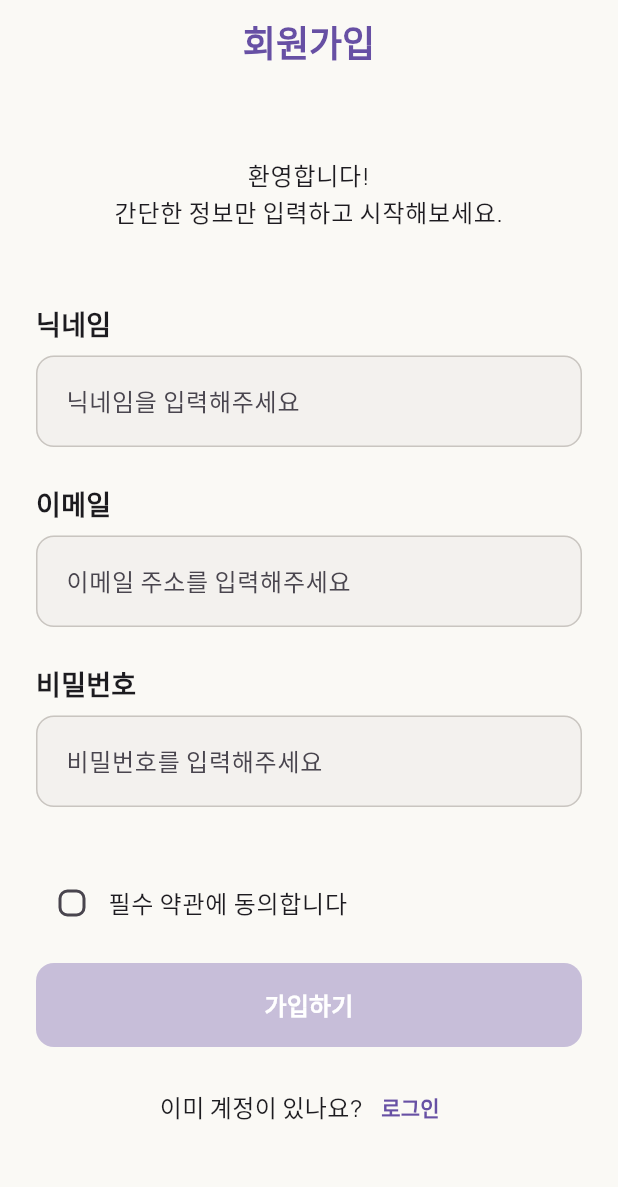
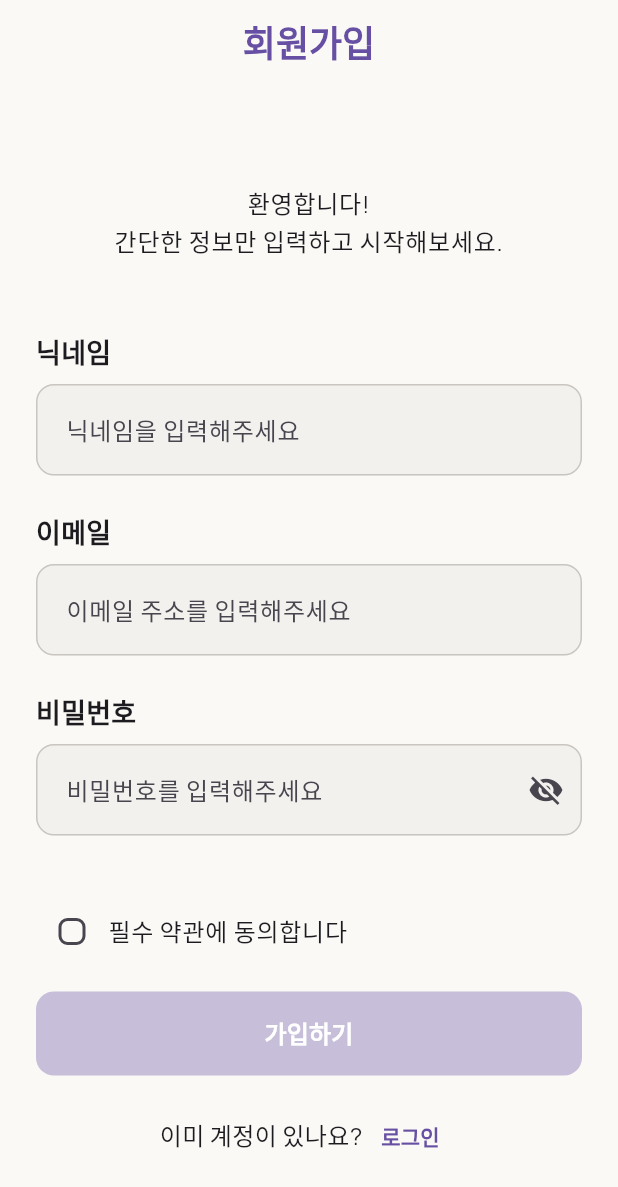
Before and after one commit to SSUMC-11th-organization/PE_Mobile_B, a Flutter app: the screen it shows after launch, on a phone screen of 412 x 824 dp. Shown: the top 1187 px of the screen. Run offline on Flutter 3.47's test engine with Material 3 defaults, Android fonts, the light colour scheme and no system bars; our stand-ins replace flutter_svg.

Commit message:
[week2/mission] Challenge: 비밀번호 토글, MovieLogTextFormField 공통화, 넓은 화면 대응

```diff
--- a/Atogong/lib/screens/sign_up/sign_up_screen.dart
+++ b/Atogong/lib/screens/sign_up/sign_up_screen.dart
@@ -1,8 +1,8 @@
 import 'package:flutter/material.dart';
 
+import '../../widgets/movielog_text_form_field.dart';
 import 'widgets/login_link.dart';
 import 'widgets/sign_up_button.dart';
-import 'widgets/sign_up_text_field.dart';
 import 'widgets/terms_checkbox.dart';
 
 class SignUpScreen extends StatefulWidget {
@@ -63,28 +63,53 @@
     final textTheme = Theme.of(context).textTheme;
     final colors = Theme.of(context).colorScheme;
 
+    return LayoutBuilder(
+      builder: (context, constraints) {
+        final isWide = constraints.maxWidth >= 700;
+
         return Scaffold(
-      appBar: AppBar(
+          appBar: isWide
+              ? null
+              : AppBar(
                   title: Text('회원가입', style: TextStyle(color: colors.primary)),
                   centerTitle: true,
                 ),
           body: SafeArea(
+            child: Center(
+              child: ConstrainedBox(
+                constraints: BoxConstraints(
+                  maxWidth: isWide ? 560 : double.infinity,
+                ),
                 child: SingleChildScrollView(
                   padding: const EdgeInsets.all(24),
-          keyboardDismissBehavior: ScrollViewKeyboardDismissBehavior.onDrag,
+                  keyboardDismissBehavior:
+                      ScrollViewKeyboardDismissBehavior.onDrag,
                   child: Form(
                     key: _formKey,
                     child: Column(
                       crossAxisAlignment: CrossAxisAlignment.stretch,
                       children: [
-                const SizedBox(height: 24),
+                        SizedBox(height: isWide ? 80 : 24),
+                        if (isWide) ...[
                           Text(
-                  '환영합니다!\n간단한 정보만 입력하고 시작해보세요.',
+                            '회원가입',
+                            textAlign: TextAlign.center,
+                            style: textTheme.headlineMedium?.copyWith(
+                              color: colors.primary,
+                              fontWeight: FontWeight.bold,
+                            ),
+                          ),
+                          const SizedBox(height: 12),
+                        ],
+                        Text(
+                          isWide
+                              ? 'MovieLog에 오신 것을 환영합니다!'
+                              : '환영합니다!\n간단한 정보만 입력하고 시작해보세요.',
                           textAlign: TextAlign.center,
                           style: textTheme.bodyLarge,
                         ),
                         const SizedBox(height: 48),
-                SignUpTextField(
+                        MovieLogTextFormField(
                           label: '닉네임',
                           hint: '닉네임을 입력해주세요',
                           controller: _nicknameController,
@@ -101,10 +126,11 @@
                             return null;
                           },
                           onChanged: (_) => setState(() {}),
-                  onFieldSubmitted: (_) => _emailFocusNode.requestFocus(),
+                          onFieldSubmitted: (_) =>
+                              _emailFocusNode.requestFocus(),
                         ),
                         const SizedBox(height: 24),
-                SignUpTextField(
+                        MovieLogTextFormField(
                           label: '이메일',
                           hint: '이메일 주소를 입력해주세요',
                           controller: _emailController,
@@ -123,16 +149,17 @@
                             return null;
                           },
                           onChanged: (_) => setState(() {}),
-                  onFieldSubmitted: (_) => _passwordFocusNode.requestFocus(),
+                          onFieldSubmitted: (_) =>
+                              _passwordFocusNode.requestFocus(),
                         ),
                         const SizedBox(height: 24),
-                SignUpTextField(
+                        MovieLogTextFormField(
                           label: '비밀번호',
                           hint: '비밀번호를 입력해주세요',
                           controller: _passwordController,
                           focusNode: _passwordFocusNode,
                           isValid: _isPasswordValid,
-                  obscureText: true,
+                          isPassword: true,
                           textInputAction: TextInputAction.done,
                           validator: (value) {
                             final password = value ?? '';
@@ -145,12 +172,17 @@
                             return null;
                           },
                           onChanged: (_) => setState(() {}),
-                  onFieldSubmitted: (_) => _canSubmit ? _submit() : null,
+                          onFieldSubmitted: (_) {
+                            if (_canSubmit) {
+                              _submit();
+                            }
+                          },
                         ),
                         const SizedBox(height: 40),
                         TermsCheckbox(
                           value: _agreedToTerms,
-                  onChanged: (value) => setState(() => _agreedToTerms = value),
+                          onChanged: (value) =>
+                              setState(() => _agreedToTerms = value),
                         ),
                         const SizedBox(height: 16),
                         SignUpButton(onPressed: _canSubmit ? _submit : null),
@@ -161,6 +193,10 @@
                   ),
                 ),
               ),
+            ),
+          ),
+        );
+      },
     );
   }
 }
--- a/Atogong/lib/screens/sign_up/widgets/sign_up_text_field.dart
+++ b/Atogong/lib/widgets/movielog_text_form_field.dart
@@ -1,7 +1,7 @@
 import 'package:flutter/material.dart';
 
-class SignUpTextField extends StatelessWidget {
-  const SignUpTextField({
+class MovieLogTextFormField extends StatefulWidget {
+  const MovieLogTextFormField({
     super.key,
     required this.label,
     required this.hint,
@@ -12,7 +12,7 @@
     this.focusNode,
     this.keyboardType,
     this.textInputAction,
-    this.obscureText = false,
+    this.isPassword = false,
     this.onFieldSubmitted,
   });
 
@@ -25,43 +25,61 @@
   final FocusNode? focusNode;
   final TextInputType? keyboardType;
   final TextInputAction? textInputAction;
-  final bool obscureText;
+  final bool isPassword;
   final ValueChanged<String>? onFieldSubmitted;
+
+  @override
+  State<MovieLogTextFormField> createState() => _MovieLogTextFormFieldState();
+}
+
+class _MovieLogTextFormFieldState extends State<MovieLogTextFormField> {
+  bool _obscure = true;
+
+  Widget? _buildSuffixIcon(ColorScheme colors) {
+    // 비밀번호는 눈 아이콘, 나머지는 상태 아이콘
+    if (widget.isPassword) {
+      return IconButton(
+        icon: Icon(_obscure ? Icons.visibility_off : Icons.visibility),
+        onPressed: () => setState(() => _obscure = !_obscure),
+      );
+    }
+    if (widget.controller.text.isEmpty) {
+      return null;
+    }
+    return widget.isValid
+        ? Icon(Icons.check_circle, color: colors.primary)
+        : Icon(Icons.error_outline, color: colors.error);
+  }
 
   @override
   Widget build(BuildContext context) {
     final colors = Theme.of(context).colorScheme;
     const radius = BorderRadius.all(Radius.circular(12));
-    final showStatusIcon = controller.text.isNotEmpty;
 
     return Column(
       crossAxisAlignment: CrossAxisAlignment.start,
       children: [
-        Text(label, style: Theme.of(context).textTheme.titleMedium),
+        Text(widget.label, style: Theme.of(context).textTheme.titleMedium),
         const SizedBox(height: 8),
         TextFormField(
-          controller: controller,
+          controller: widget.controller,
           autovalidateMode: AutovalidateMode.onUserInteraction,
-          focusNode: focusNode,
-          keyboardType: keyboardType,
-          textInputAction: textInputAction,
-          obscureText: obscureText,
-          validator: validator,
-          onChanged: onChanged,
-          onFieldSubmitted: onFieldSubmitted,
+          focusNode: widget.focusNode,
+          keyboardType: widget.keyboardType,
+          textInputAction: widget.textInputAction,
+          obscureText: widget.isPassword && _obscure,
+          validator: widget.validator,
+          onChanged: widget.onChanged,
+          onFieldSubmitted: widget.onFieldSubmitted,
           decoration: InputDecoration(
-            hintText: hint,
+            hintText: widget.hint,
             filled: true,
             fillColor: const Color(0xFFF3F1EE),
             contentPadding: const EdgeInsets.symmetric(
               horizontal: 16,
               vertical: 18,
             ),
-            suffixIcon: !showStatusIcon
-                ? null
-                : isValid
-                ? Icon(Icons.check_circle, color: colors.primary)
-                : Icon(Icons.error_outline, color: colors.error),
+            suffixIcon: _buildSuffixIcon(colors),
             enabledBorder: const OutlineInputBorder(
               borderRadius: radius,
               borderSide: BorderSide(color: Color(0xFFC9C5C0)),
```
Lines whose indentation alone changed are shown as unchanged.
